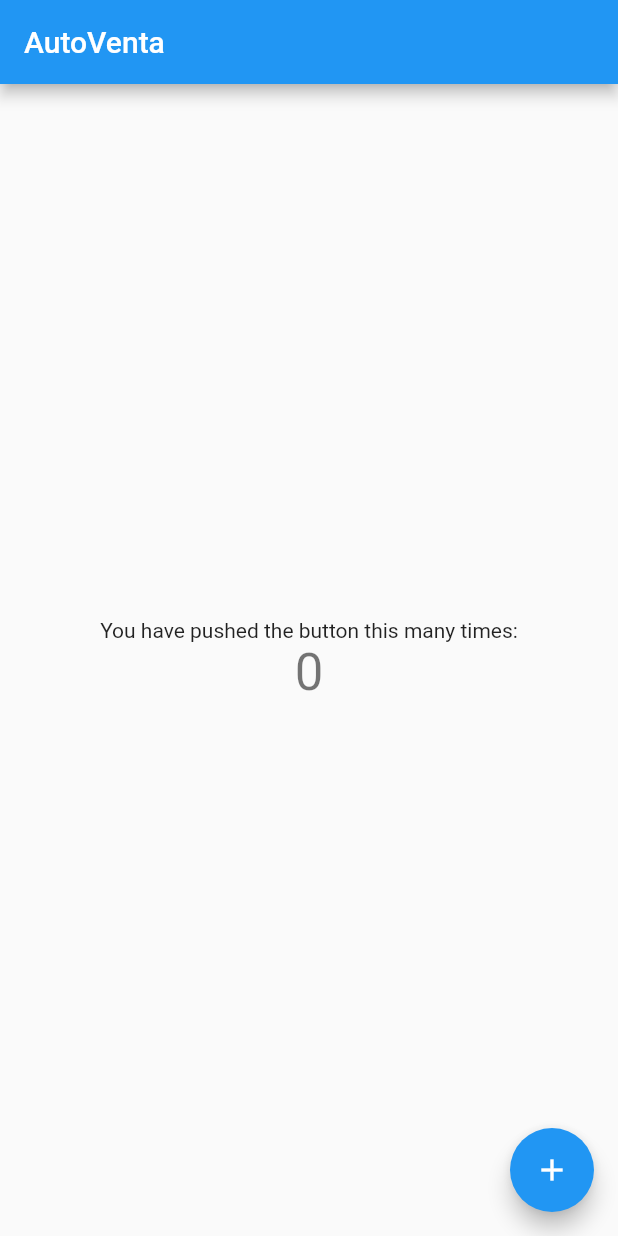
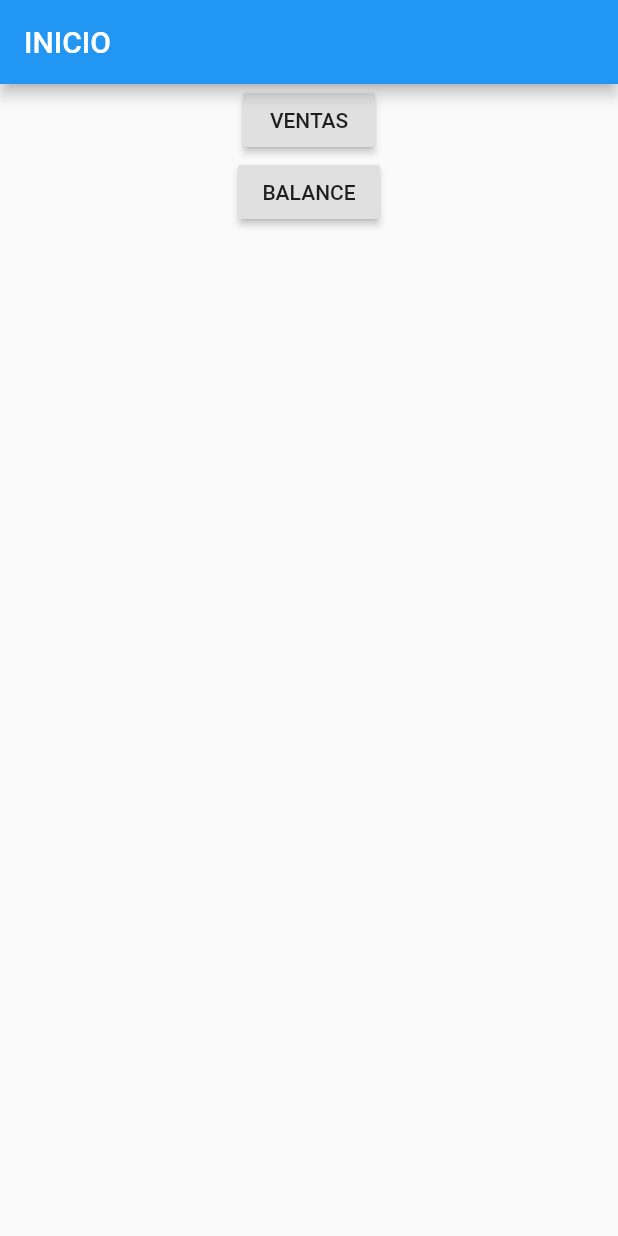
Before and after one commit to jaalorsa517/autoventas, a Flutter app: the screen it shows after launch, on a phone screen of 412 x 824 dp. Run offline on Flutter 3.47's test engine with Material 2 defaults, Android fonts, the phone set to English and light mode, and no system bars.

Commit message:
Maqueteado inicial

```diff
--- a/lib/main.dart
+++ b/lib/main.dart
@@ -1,3 +1,7 @@
+import 'package:flutter_localizations/flutter_localizations.dart';
+import 'screens/balance.dart';
+import 'screens/resumen.dart';
+import 'screens/ventas.dart';
 import 'package:flutter/material.dart';
 
 void main() => runApp(AutoventaApp());
@@ -7,58 +11,48 @@ class AutoventaApp extends StatelessWidget {
   @override
   Widget build(BuildContext context) {
     return MaterialApp(
+      localizationsDelegates: [
+        GlobalMaterialLocalizations.delegate,
+        GlobalWidgetsLocalizations.delegate
+      ],
+      supportedLocales: [const Locale('es')],
       title: 'AutoVenta',
       theme: ThemeData(
         primarySwatch: Colors.blue,
       ),
+      routes: <String, WidgetBuilder>{
+        '/ventas': (context)=>Ventas(),
+        '/balance': (context)=>Balance(),
+        '/resumen': (context)=>Resumen()
+      },
       home: MyHomePage(title: 'AutoVenta'),
     );
   }
 }
 
-class MyHomePage extends StatefulWidget {
+class MyHomePage extends StatelessWidget {
   MyHomePage({Key key, this.title}) : super(key: key);
 
   final String title;
 
   @override
-  _MyHomePageState createState() => _MyHomePageState();
-}
-
-class _MyHomePageState extends State<MyHomePage> {
-  int _counter = 0;
-
-  void _incrementCounter() {
-    setState(() {
-      _counter++;
-    });
-  }
-
-  @override
   Widget build(BuildContext context) {
+    // TODO: implement build
     return Scaffold(
       appBar: AppBar(
-        title: Text(widget.title),
+        title: Text('INICIO'),
       ),
       body: Center(
-        child: Column(
-          mainAxisAlignment: MainAxisAlignment.center,
-          children: <Widget>[
-            Text(
-              'You have pushed the button this many times:',
-            ),
-            Text(
-              '$_counter',
-              style: Theme.of(context).textTheme.display1,
-            ),
-          ],
-        ),
-      ),
-      floatingActionButton: FloatingActionButton(
-        onPressed: _incrementCounter,
-        tooltip: 'Increment',
-        child: Icon(Icons.add),
-      ),
+          child: Column(
+        children: <Widget>[
+          RaisedButton(
+              onPressed: () => Navigator.pushNamed(context, '/ventas'),
+              child: Text('VENTAS')),
+          RaisedButton(
+              onPressed: () => Navigator.pushNamed(context, '/balance'),
+              child: Text('BALANCE'))
+        ],
+      )),
     );
   }
 }
--- a/lib/screens/balance.dart
+++ b/lib/screens/balance.dart
@@ -0,0 +1,12 @@
+import 'package:flutter/material.dart';
+
+class Balance extends StatelessWidget{
+  @override
+  Widget build(BuildContext context) {
+    // TODO: implement build
+    return Scaffold(
+      appBar: AppBar(title:Text('BALANCE')),
+    );
+  }
+
+}
```
Also changed, not shown: lib/screens/resumen.dart (+12 -0 lines), lib/screens/ventas.dart (+14 -0 lines), pubspec.yaml (+6 -1 lines), lib/screens/principal.dart (deleted), pubspec.lock, 2 other files.
